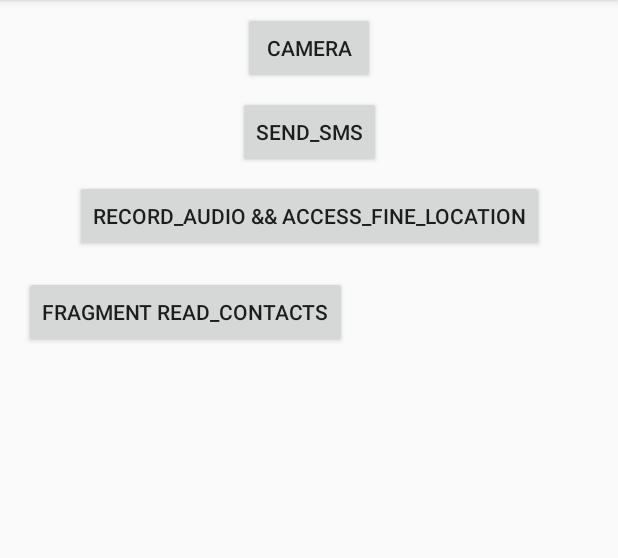
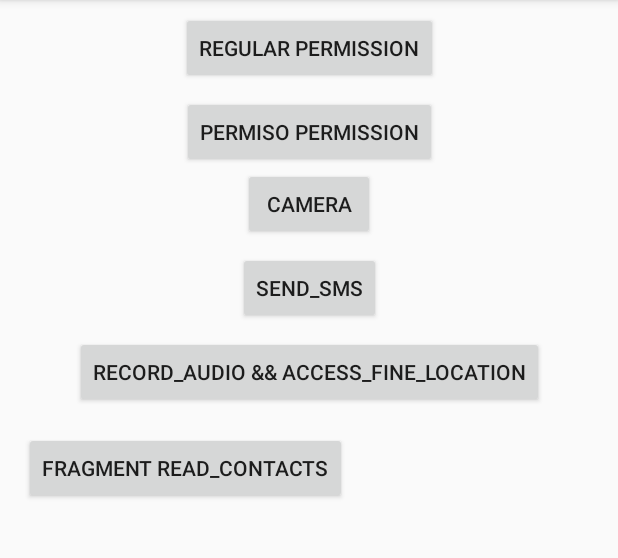
Before and after one commit to erikeelde/Granter, an Android app: the screen it shows after launch (PermissionRequestingActivity), on a phone screen of 412 x 824 dp, the part 84-642 px from its top. Run offline under Robolectric (Android 15) with nearby library versions, the phone set to English and light mode, and no system bars; our stand-ins replace data binding; libraries missing offline, so code that uses them is left out: pub.devrel.easypermissions.

```diff
--- a/app/build.gradle
+++ b/app/build.gradle
@@ -30,4 +30,6 @@ dependencies {
     implementation 'com.android.support:appcompat-v7:26.0.2'
     implementation 'com.android.support.constraint:constraint-layout:1.0.2'
     implementation project(path: ':granter')
+
+    compile 'com.greysonparrelli.permiso:permiso:0.3.0'
 }
--- a/app/src/main/AndroidManifest.xml
+++ b/app/src/main/AndroidManifest.xml
@@ -22,6 +22,10 @@
                 <category android:name="android.intent.category.LAUNCHER" />
             </intent-filter>
         </activity>
+
+        <activity android:name=".RegularPermissionActivity" />
+
+        <activity android:name=".PermisoPermissionActivity" />
     </application>
 
 </manifest>
--- a/app/src/main/java/se/eelde/granter/app/PermissionRequestingActivity.java
+++ b/app/src/main/java/se/eelde/granter/app/PermissionRequestingActivity.java
@@ -19,12 +19,17 @@ public class PermissionRequestingActivity extends AppCompatActivity implements E
     public static final int RC_2 = 122;
     public static final int RC_multiple = 123;
     private static final String TAG = "PermissionActivity";
+    private ActivityPermissionRequestingBinding binding;
 
     @Override
     protected void onCreate(Bundle savedInstanceState) {
         super.onCreate(savedInstanceState);
 
-        ActivityPermissionRequestingBinding binding = DataBindingUtil.setContentView(this, R.layout.activity_permission_requesting);
+        binding = DataBindingUtil.setContentView(this, R.layout.activity_permission_requesting);
+
+        binding.regularPermission.setOnClickListener(view -> RegularPermissionActivity.start(this));
+
+        binding.buttonPermisoPermission.setOnClickListener(view -> PermisoPermissionActivity.start(this));
 
         binding.permission1Button.setOnClickListener(view -> new Granter.Builder(this)
                 .requestCode(RC_CAMERA)
@@ -56,6 +61,10 @@ public class PermissionRequestingActivity extends AppCompatActivity implements E
     @AfterPermissionGranted(RC_CAMERA)
     public void rc1() {
         Toast.makeText(this, "TODO: rc1 things", Toast.LENGTH_SHORT).show();
+        getSupportFragmentManager()
+                .beginTransaction()
+                .replace(binding.fragmentContainer.getId(), DummyFragment.newInstance())
+                .commit();
     }
 
     @AfterPermissionGranted(RC_2)
@@ -77,4 +86,5 @@ public class PermissionRequestingActivity extends AppCompatActivity implements E
     public void onPermissionsDenied(int requestCode, List<String> perms) {
         Toast.makeText(this, "onPermissionsDenied:" + requestCode + ":" + perms.size(), Toast.LENGTH_LONG).show();
     }
+
 }
--- a/app/src/main/java/se/eelde/granter/app/PermissionRequestingFragment.java
+++ b/app/src/main/java/se/eelde/granter/app/PermissionRequestingFragment.java
@@ -17,7 +17,6 @@ import se.eelde.granter.app.databinding.FragmentPermissionRequestingBinding;
  */
 public class PermissionRequestingFragment extends Fragment {
 
-    private static final String TAG = "MainFragment";
     private static final int RC_READ_CONTACTS_PERM = 122;
 
     public static Fragment newInstance() {
--- a/app/src/main/res/layout/activity_permission_requesting.xml
+++ b/app/src/main/res/layout/activity_permission_requesting.xml
@@ -9,16 +9,27 @@
         tools:context="se.eelde.granter.app.PermissionRequestingActivity">
 
         <Button
+            android:id="@+id/regular_permission"
+            android:layout_width="wrap_content"
+            android:layout_height="wrap_content"
+            android:layout_marginEnd="8dp"
+            android:layout_marginStart="8dp"
+            android:layout_marginTop="8dp"
+            android:text="Regular permission"
+            app:layout_constraintEnd_toEndOf="parent"
+            app:layout_constraintStart_toStartOf="parent"
+            app:layout_constraintTop_toTopOf="parent" />
+
+        <Button
             android:id="@+id/permission_1_button"
             android:layout_width="wrap_content"
             android:layout_height="wrap_content"
             android:layout_marginEnd="8dp"
             android:layout_marginStart="8dp"
-            android:layout_marginTop="8dp"
             android:text="@string/permission_1"
             app:layout_constraintEnd_toEndOf="parent"
             app:layout_constraintStart_toStartOf="parent"
-            app:layout_constraintTop_toTopOf="parent" />
+            app:layout_constraintTop_toBottomOf="@+id/button_permiso_permission" />
 
 
         <Button
@@ -56,5 +67,18 @@
             app:layout_constraintStart_toStartOf="parent"
             app:layout_constraintTop_toBottomOf="@+id/permission_multiple_button" />
 
+        <Button
+            android:id="@+id/button_permiso_permission"
+            android:layout_width="wrap_content"
+            android:layout_height="wrap_content"
+            android:layout_marginEnd="8dp"
+            android:layout_marginStart="8dp"
+            android:layout_marginTop="8dp"
+            android:text="Permiso permission"
+            app:layout_constraintEnd_toEndOf="parent"
+            app:layout_constraintStart_toStartOf="parent"
+            app:layout_constraintTop_toBottomOf="@+id/regular_permission" />
+
+
     </android.support.constraint.ConstraintLayout>
 </layout>
```
Also changed, not shown: app/src/main/java/se/eelde/granter/app/DummyFragment.java (added, +26 -0 lines), app/src/main/java/se/eelde/granter/app/PermisoPermissionActivity.java (added, +49 -0 lines), app/src/main/java/se/eelde/granter/app/RegularPermissionActivity.java (added, +90 -0 lines), app/src/main/res/layout/activity_permiso_permission.xml (added, +34 -0 lines), app/src/main/res/layout/activity_regular_permission.xml (added, +34 -0 lines), app/src/main/res/layout/fragment_dummy.xml (added, +9 -0 lines).
